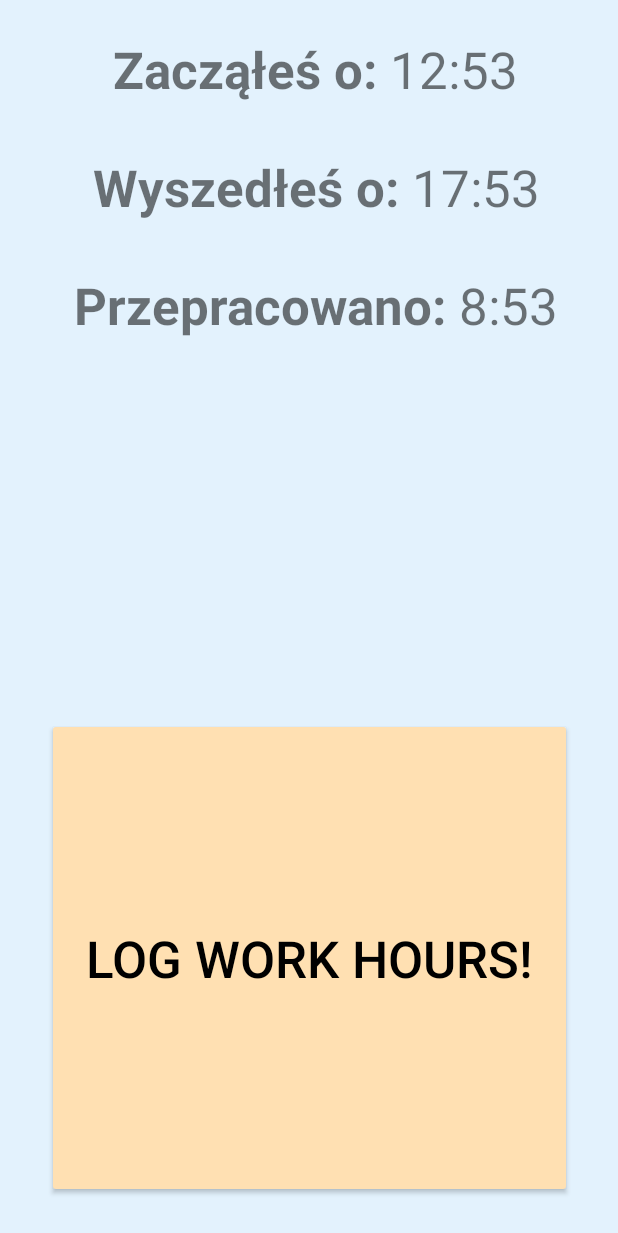
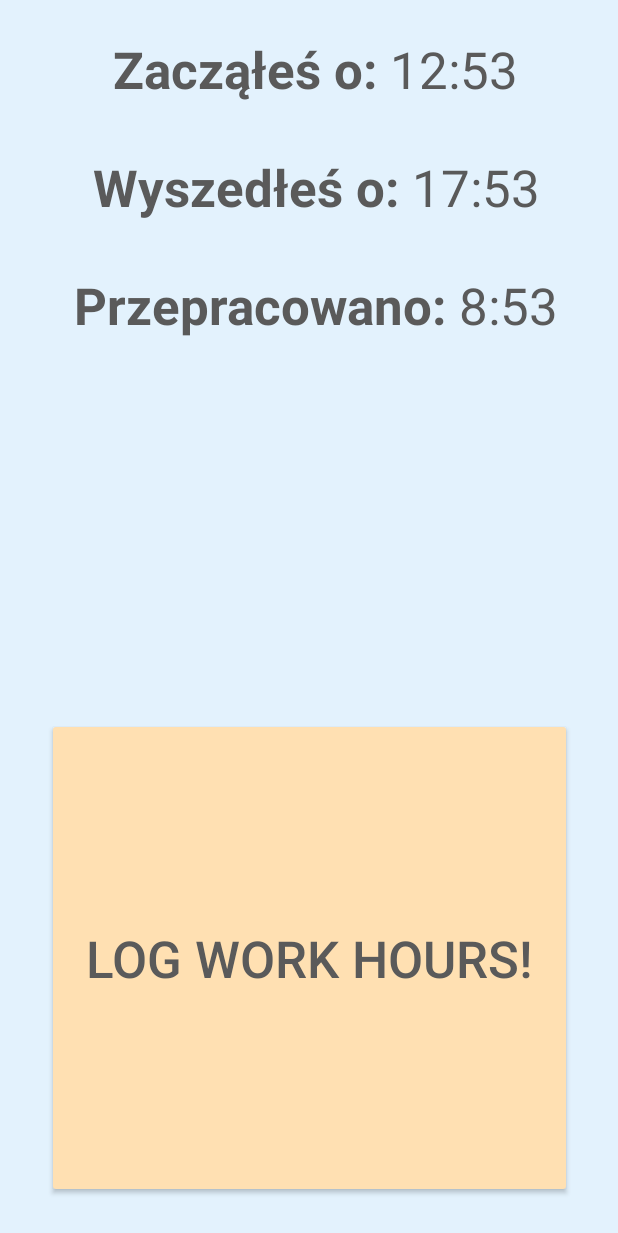
Before and after one commit to kpodjuk/work-hours-log-widget-android, an Android app built with Jetpack Compose: the screen it shows after launch (MainActivity), on a phone screen of 412 x 824 dp. Shown: the top 1233 px of the screen. Run offline under Robolectric (Android 15) with nearby library versions, the phone set to English and light mode, and no system bars.

Commit message:
font resource added
fdsafdsa

```diff
--- a/app/src/main/res/layout/main_activity.xml
+++ b/app/src/main/res/layout/main_activity.xml
@@ -2,7 +2,6 @@
 
 <androidx.constraintlayout.widget.ConstraintLayout xmlns:android="http://schemas.android.com/apk/res/android"
     xmlns:app="http://schemas.android.com/apk/res-auto"
-    xmlns:tools="http://schemas.android.com/tools"
     android:layout_width="match_parent"
     android:layout_height="match_parent"
     android:background="@color/layoutBackground"
@@ -17,7 +16,7 @@
 
         android:backgroundTint="@color/buttonBackground"
         android:text="@string/buttonText"
-        android:textColor="#000000"
+        android:textColor="@color/fontColor"
         android:textSize="34sp"
         app:layout_constraintBottom_toBottomOf="parent"
         app:layout_constraintEnd_toEndOf="parent"
@@ -25,7 +24,6 @@
         app:layout_constraintStart_toStartOf="parent"
         app:layout_constraintTop_toTopOf="parent"
         app:layout_constraintVertical_bias="0.95" />
-
 
     <TextView
         android:id="@+id/editTextText1"
@@ -38,6 +36,7 @@
         android:padding="30dp"
         android:text="@string/statusText1"
         android:textAlignment="center"
+        android:textColor="@color/fontColor"
         android:textSize="34sp"
         app:layout_constraintBottom_toTopOf="@+id/button"
         app:layout_constraintEnd_toEndOf="parent"
--- a/app/src/main/res/values/colors.xml
+++ b/app/src/main/res/values/colors.xml
@@ -3,5 +3,6 @@
     // main colors
     <color name="buttonBackground">#FFE0B2</color>
     <color name="layoutBackground">#E3F2FD</color>
+    <color name="fontColor">#5A5A5A</color>
 
 </resources>
```
Also changed, not shown: app/src/main/java/com/example/worktimelogwidgetandroid/MainActivity.kt (+25 -1 lines), 2 other files.
